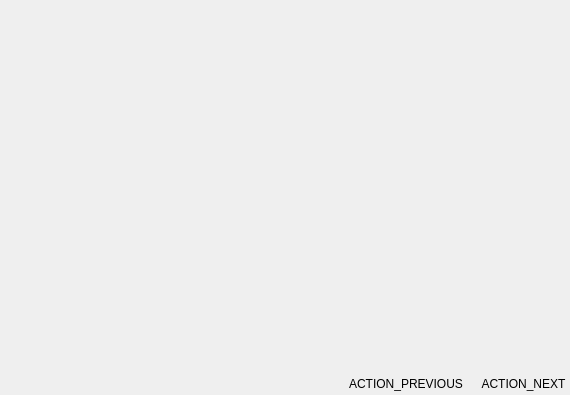
Before: the Qt Designer form parsec/core/gui/forms/create_org_widget.ui in Scille/parsec-cloud, drawn with Qt 5.
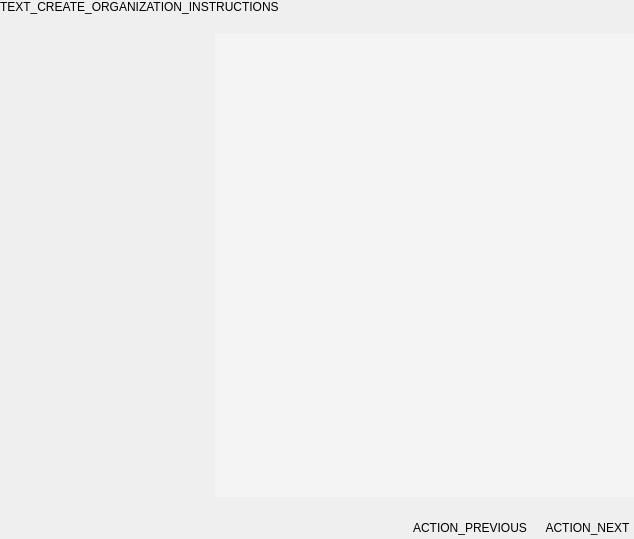
After: the same form once the commit is applied. Icons and pictures are not drawn.

```diff
--- a/parsec/core/gui/forms/create_org_widget.ui
+++ b/parsec/core/gui/forms/create_org_widget.ui
@@ -6,13 +6,18 @@
    <rect>
     <x>0</x>
     <y>0</y>
-    <width>558</width>
-    <height>395</height>
+    <width>634</width>
+    <height>539</height>
    </rect>
   </property>
   <property name="windowTitle">
    <string>Form</string>
   </property>
+  <property name="styleSheet">
+   <string notr="true">#widget {
+    background-color: #F4F4F4;
+}</string>
+  </property>
   <layout class="QVBoxLayout" name="verticalLayout">
    <property name="spacing">
     <number>20</number>
@@ -29,8 +34,25 @@
    <property name="bottomMargin">
     <number>0</number>
    </property>
+   <item>
+    <layout class="QHBoxLayout" name="horizontalLayout_4">
+     <item>
+      <widget class="QLabel" name="label_instructions">
+       <property name="text">
+        <string>TEXT_CREATE_ORGANIZATION_INSTRUCTIONS</string>
+       </property>
+       <property name="wordWrap">
+        <bool>true</bool>
+       </property>
+      </widget>
+     </item>
+    </layout>
+   </item>
    <item>
     <layout class="QHBoxLayout" name="horizontalLayout">
+     <property name="spacing">
+      <number>15</number>
+     </property>
      <item>
       <widget class="QLabel" name="label">
        <property name="minimumSize">
@@ -58,6 +80,12 @@
      </item>
      <item>
       <widget class="QWidget" name="widget" native="true">
+       <property name="sizePolicy">
+        <sizepolicy hsizetype="Preferred" vsizetype="Expanding">
+         <horstretch>0</horstretch>
+         <verstretch>0</verstretch>
+        </sizepolicy>
+       </property>
        <property name="minimumSize">
         <size>
          <width>350</width>
@@ -66,19 +94,19 @@
        </property>
        <layout class="QVBoxLayout" name="verticalLayout_3">
         <property name="spacing">
-         <number>0</number>
+         <number>10</number>
         </property>
         <property name="leftMargin">
-         <number>20</number>
+         <number>0</number>
         </property>
         <property name="topMargin">
-         <number>40</number>
+         <number>0</number>
         </property>
         <property name="rightMargin">
-         <number>20</number>
+         <number>0</number>
         </property>
         <property name="bottomMargin">
-         <number>40</number>
+         <number>0</number>
         </property>
         <item>
          <layout class="QVBoxLayout" name="main_layout">
```
Left out of the diff: 6 changed lines with no effect on the pictures.
